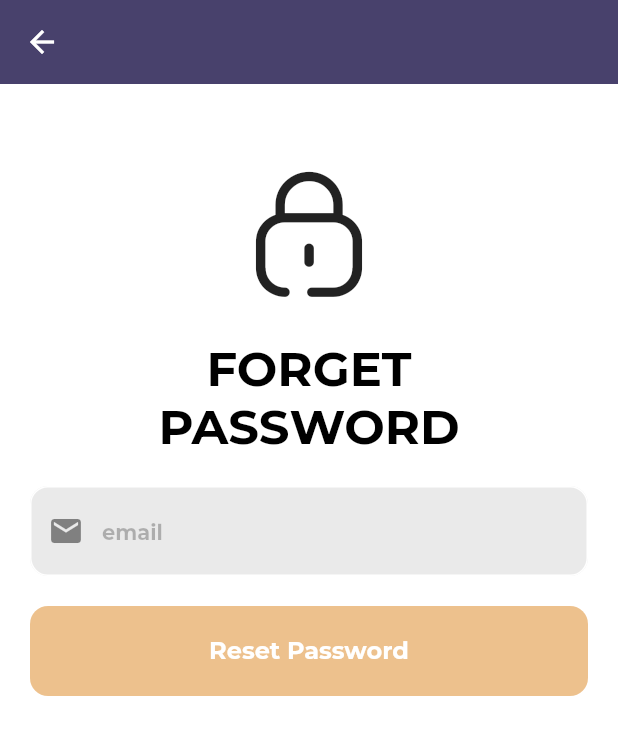
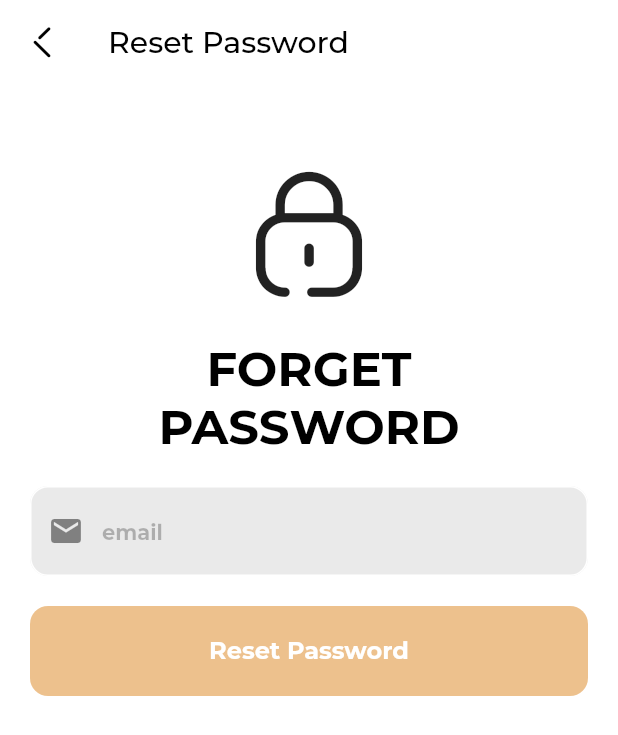
Before and after one commit to yousefm2311/booky-app-mvvm, a Flutter app: the RegisterView screen opened by its route, after a tap on "Register", after a tap on "Login now", after a tap on "forgot password?", on a phone screen of 412 x 824 dp. Shown: the top 735 px of the screen. Run offline on Flutter 3.47's test engine with Material 2 defaults, Android fonts, the phone set to English and light mode, and no system bars; our stand-ins replace animate_do, cloud_firestore, dartz, dio, firebase_auth, firebase_core and 6 more; accounts and stored records are empty.

Commit message:
add title appbar reset password

```diff
--- a/lib/features/auth/presentition/views/register_view.dart
+++ b/lib/features/auth/presentition/views/register_view.dart
@@ -1,7 +1,7 @@
+import 'package:bookly_full_app_mvvm/core/utils/functions/navigator.dart';
 import 'package:bookly_full_app_mvvm/core/utils/icon_broken.dart';
 import 'package:bookly_full_app_mvvm/features/auth/presentition/views/widget/register_body_view.dart';
 import 'package:flutter/material.dart';
-import 'package:go_router/go_router.dart';
 
 class RegisterView extends StatelessWidget {
   const RegisterView({super.key});
@@ -11,10 +11,8 @@ class RegisterView extends StatelessWidget {
     return Scaffold(
       appBar: AppBar(
         leading: IconButton(
-          onPressed: () {
-            GoRouter.of(context).pop();
-          },
-          icon: const Icon(IconBroken.Arrow___Left_2),
+          onPressed: () => popRouter(context),
+          icon: const Icon(IconBroken.Arrow___Left_2, size: 30.0),
         ),
       ),
       body: const RegisterBodyView(),
--- a/lib/features/auth/presentition/views/reset_password.dart
+++ b/lib/features/auth/presentition/views/reset_password.dart
@@ -19,7 +19,22 @@ class ResetPasswordView extends StatelessWidget {
     return BlocConsumer<AuthBloc, AuthState>(
       builder: (context, state) {
         return Scaffold(
-          appBar: AppBar(),
+          appBar: AppBar(
+            leading: IconButton(
+              onPressed: () => popRouter(context),
+              icon: const Icon(
+                IconBroken.Arrow___Left_2,
+                size: 30,
+                color: Colors.black,
+              ),
+            ),
+            title: Text(
+              'Reset Password',
+              style: Styles.textStyle20
+                  .copyWith(color: Colors.black, fontWeight: FontWeight.w500),
+            ),
+            backgroundColor: Colors.white,
+          ),
           body: SingleChildScrollView(
             child: Form(
               key: bloc.fromKey,
--- a/lib/main.dart
+++ b/lib/main.dart
@@ -8,6 +8,7 @@ import 'package:bookly_full_app_mvvm/core/utils/services/firebase_options.dart';
 import 'package:firebase_core/firebase_core.dart';
 import 'package:flutter/material.dart';
 import 'package:flutter_bloc/flutter_bloc.dart';
+
 void main() async {
   WidgetsFlutterBinding.ensureInitialized();
   await Firebase.initializeApp(options: DefaultFirebaseOptions.android);
```
